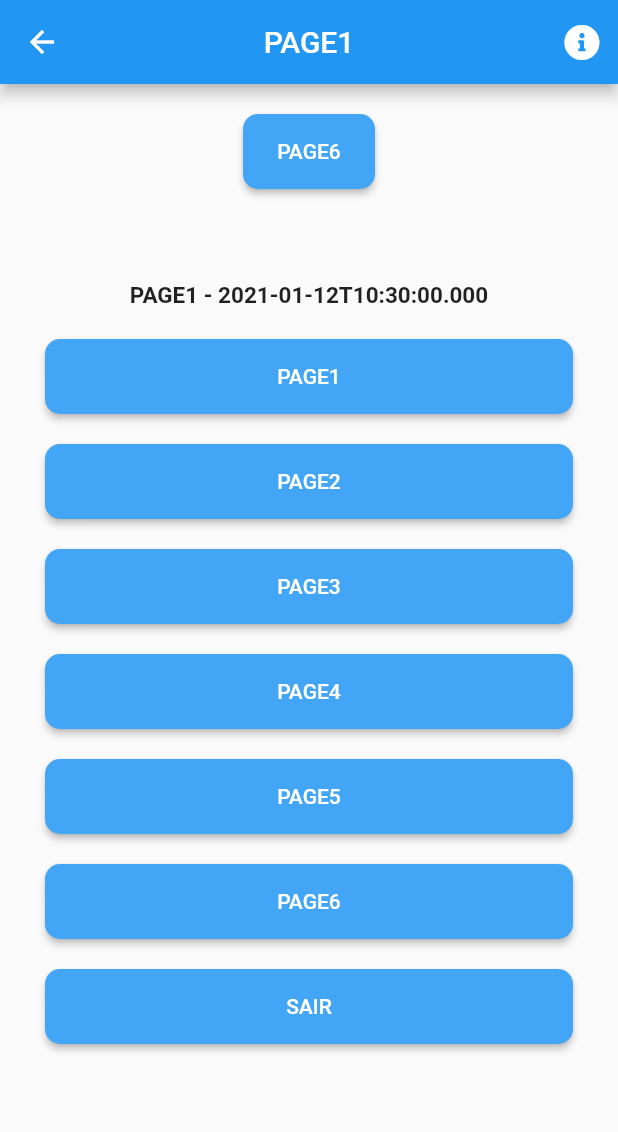
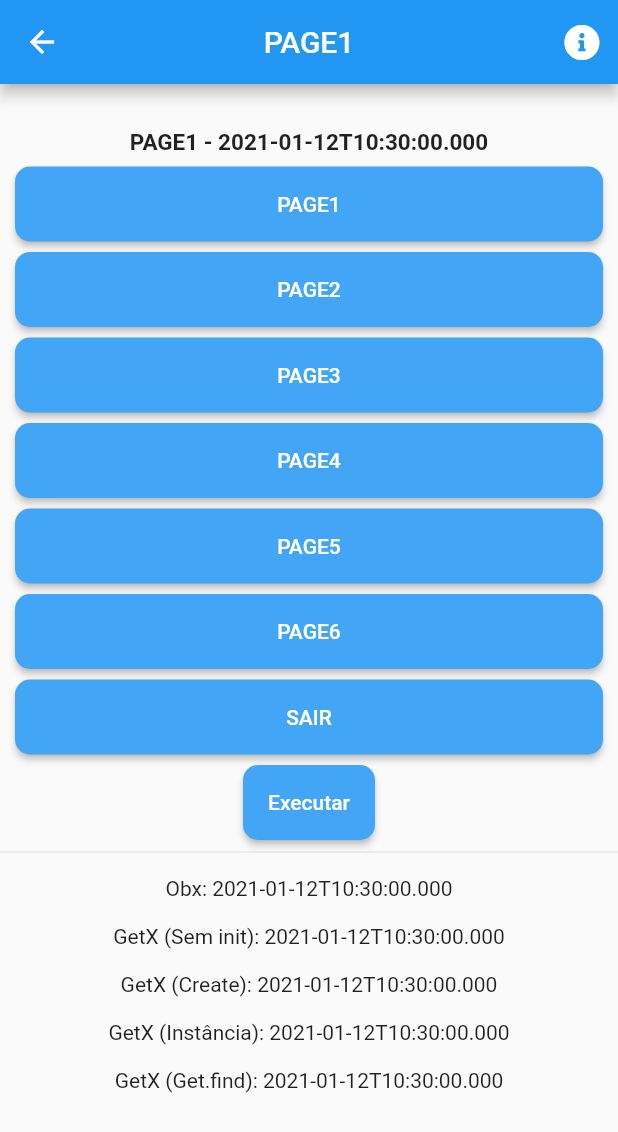
Before and after one commit to claudneysessa/flutter-exemplo-getx, a Flutter app: the Page1 screen opened by its route, on a phone screen of 412 x 824 dp. Shown: the top 1132 px of the screen. Run offline on Flutter 3.47's test engine with Material 2 defaults, Android fonts, the phone set to English and light mode, and no system bars; our stand-ins replace font_awesome_flutter, get.

Commit message:
Estudando GetX

```diff
--- a/lib/application/application_widget.dart
+++ b/lib/application/application_widget.dart
@@ -17,10 +17,10 @@ class _ApplicationWidgetState extends State<ApplicationWidget> {
     return GetMaterialApp(
       title: "Exemplo de Utilização do Get",
       debugShowCheckedModeBanner: false,
-      initialRoute: AppPages.INITIAL,
-      getPages: AppPages.routes,
       navigatorKey: Get.key,
       navigatorObservers: [routeObserver],
+      getPages: AppPages.routes,
+      initialRoute: AppPages.INITIAL,
       enableLog: true,
       opaqueRoute: Get.isOpaqueRouteDefault,
       popGesture: Get.isPopGestureEnable,
--- a/lib/application/common/components/custom_buttom.dart
+++ b/lib/application/common/components/custom_buttom.dart
@@ -13,7 +13,7 @@ class CustomButtom extends StatelessWidget {
   @override
   Widget build(BuildContext context) {
     return Container(
-      margin: EdgeInsets.only(top: 20),
+      margin: EdgeInsets.only(top: 7),
       child: SizedBox(
         height: 50,
         child: RaisedButton(
--- a/lib/application/common/components/default_body.dart
+++ b/lib/application/common/components/default_body.dart
@@ -14,7 +14,7 @@ class DefaultBody extends StatelessWidget {
   @override
   Widget build(BuildContext context) {
     return Container(
-      padding: EdgeInsets.all(30),
+      padding: EdgeInsets.fromLTRB(10, 30, 10, 0),
       child: Column(
         mainAxisAlignment: MainAxisAlignment.start,
         crossAxisAlignment: CrossAxisAlignment.stretch,
--- a/lib/presentation/page1/page1_binding.dart
+++ b/lib/presentation/page1/page1_binding.dart
@@ -17,7 +17,6 @@ class Page1Binding implements Bindings {
 
     // Get.lazyPut<Page1Controller>(
     //   () => Page1Controller(),
-    //   tag: "Page1Controller",
     //   fenix: false,
     // );
   }
--- a/lib/presentation/page1/page1_controller.dart
+++ b/lib/presentation/page1/page1_controller.dart
@@ -7,6 +7,7 @@ class Page1Controller extends GetxController {
   set valorTeste(value) => _valorTeste.value = value;
 
   Page1Controller() {
+    valorTeste = DateTime.now().toIso8601String();
     print("$valorTeste : Create Page1Controller");
   }
 
@@ -15,8 +16,14 @@ class Page1Controller extends GetxController {
   }
 
   @override
+  onInit() {
+    print("${DateTime.now().toIso8601String()} : onInit Page1Controller");
+    super.onClose();
+  }
+
+  @override
   onClose() {
-    print("$valorTeste : onClose Page1Controller");
+    print("${DateTime.now().toIso8601String()} : onClose Page1Controller");
     super.onClose();
   }
 }
--- a/lib/presentation/page1/page1_view.dart
+++ b/lib/presentation/page1/page1_view.dart
@@ -131,22 +131,58 @@ class _Page1State extends State<Page1> with RouteAware {
       body: SingleChildScrollView(
         child: Column(
           children: [
+            DefaultBody(
+              title: "${widget.title} - ${dataHoraAbertura}",
+            ),
             CustomButtom(
-              title: "PAGE6",
+              title: "Executar",
               navigation: () {
                 controller.valorTeste = DateTime.now().toIso8601String();
               },
             ),
+            Divider(),
             Obx(
               () {
                 return Padding(
                   padding: const EdgeInsets.all(8.0),
-                  child: Text(controller.valorTeste),
+                  child: Text("Obx: ${controller.valorTeste}"),
                 );
               },
             ),
-            DefaultBody(
-              title: "${widget.title} - ${dataHoraAbertura}",
+            GetX<Page1Controller>(
+              builder: (value) {
+                return Padding(
+                  padding: const EdgeInsets.all(8.0),
+                  child: Text("GetX (Sem init): ${value.valorTeste}"),
+                );
+              },
+            ),
+            GetX<Page1Controller>(
+              init: Page1Controller(),
+              builder: (value) {
+                return Padding(
+                  padding: const EdgeInsets.all(8.0),
+                  child: Text("GetX (Create): ${value.valorTeste}"),
+                );
+              },
+            ),
+            GetX<Page1Controller>(
+              init: controller,
+              builder: (value) {
+                return Padding(
+                  padding: const EdgeInsets.all(8.0),
+                  child: Text("GetX (Instância): ${value.valorTeste}"),
+                );
+              },
+            ),
+            GetX<Page1Controller>(
+              init: Get.find<Page1Controller>(),
+              builder: (value) {
+                return Padding(
+                  padding: const EdgeInsets.all(8.0),
+                  child: Text("GetX (Get.find): ${value.valorTeste}"),
+                );
+              },
             ),
           ],
         ),
```
Also changed, not shown: lib/presentation/page2/page2_controller.dart (+11 -2 lines), lib/presentation/page3/page3_controller.dart (+11 -2 lines), lib/presentation/page4/page4_controller.dart (+11 -2 lines), lib/presentation/page5/page5_controller.dart (+11 -2 lines), lib/presentation/page6/page6_controller.dart (+11 -2 lines).
